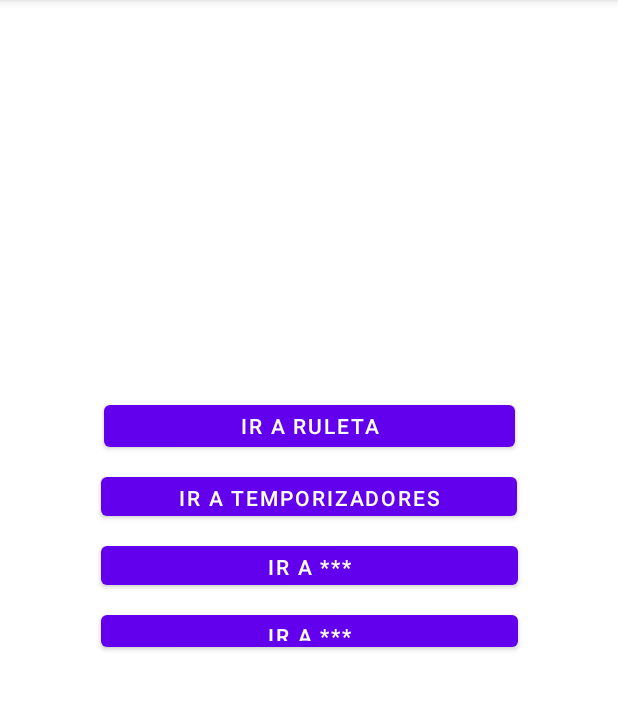
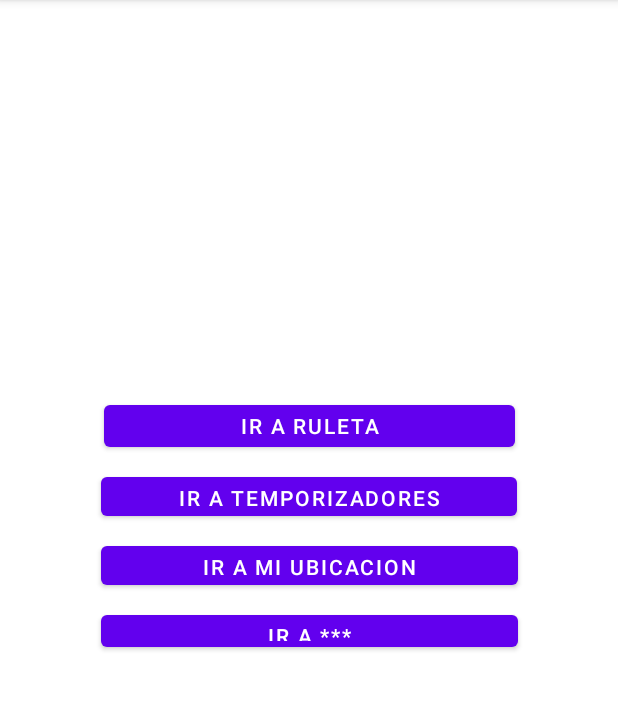
Before and after one commit to Alexandroafk/kotlin-projects-1, an Android app: the screen it shows after launch (MainActivity), on a phone screen of 412 x 824 dp, the part 84-794 px from its top. Run offline under Robolectric (Android 15) with nearby library versions, the phone set to English and light mode, and no system bars.

Commit message:
Fix se añade los permisos de ubicacion

```diff
--- a/app/src/main/AndroidManifest.xml
+++ b/app/src/main/AndroidManifest.xml
@@ -1,6 +1,10 @@
 <?xml version="1.0" encoding="utf-8"?>
 <manifest xmlns:android="http://schemas.android.com/apk/res/android"
-    xmlns:tools="http://schemas.android.com/tools">
+    xmlns:tools="http://schemas.android.com/tools"
+    package="com.wuaha.ktl_p1">
+
+    <uses-permission android:name="android.permission.ACCESS_FINE_LOCATION" />
+    <uses-permission android:name="android.permission.ACCESS_COARSE_LOCATION" />
 
     <application
         android:allowBackup="true"
--- a/app/src/main/java/com/wuaha/ktl_p1/ui/main/MainActivity.kt
+++ b/app/src/main/java/com/wuaha/ktl_p1/ui/main/MainActivity.kt
@@ -1,15 +1,16 @@
 package com.wuaha.ktl_p1.ui.main
 
 import android.Manifest
-import androidx.appcompat.app.AppCompatActivity
 import android.content.Intent
 import android.content.pm.PackageManager
 import android.net.Uri
 import android.os.Bundle
 import android.widget.Button
 import android.widget.Toast
+import androidx.appcompat.app.AppCompatActivity
 import androidx.core.app.ActivityCompat
 import com.google.android.gms.location.FusedLocationProviderClient
+import com.google.android.gms.location.LocationServices
 import com.wuaha.ktl_p1.R
 import com.wuaha.ktl_p1.ui.ruleta.RuletaActivity
 import com.wuaha.ktl_p1.ui.timer.TimerActivity
@@ -24,8 +25,11 @@ class MainActivity : AppCompatActivity() {
 
         val buttonActivity1 = findViewById<Button>(R.id.go_ruleta_button)
         val buttonActivity2 = findViewById<Button>(R.id.go_timer_button)
-        val buttonActivity3 = findViewById<Button>(R.id.buttonActivity3)
+        val buttonActivity3 = findViewById<Button>(R.id.locationTv)
         val buttonActivity4 = findViewById<Button>(R.id.buttonActivity4)
+
+
+        fusedLocationProviderClient = LocationServices.getFusedLocationProviderClient(this)
 
         buttonActivity1.setOnClickListener {
             val intent = Intent(this, RuletaActivity::class.java)
@@ -40,11 +44,6 @@ class MainActivity : AppCompatActivity() {
         buttonActivity3.setOnClickListener {
             openGoogleMaps()
         }
-
-//        buttonActivity4.setOnClickListener {
-//            val intent = Intent(this, Activity4::class.java)
-//            startActivity(intent)
-//        }
     }
 
     private fun openGoogleMaps() {
--- a/app/src/main/res/layout/activity_main.xml
+++ b/app/src/main/res/layout/activity_main.xml
@@ -28,11 +28,11 @@
         app:layout_constraintTop_toBottomOf="@+id/go_ruleta_button" />
 
     <Button
-        android:id="@+id/buttonActivity3"
+        android:id="@+id/locationTv"
         android:layout_width="278dp"
         android:layout_height="38dp"
         android:layout_marginTop="8dp"
-        android:text="Ir a ***"
+        android:text="Ir a mi ubicacion"
         app:layout_constraintEnd_toEndOf="parent"
         app:layout_constraintStart_toStartOf="parent"
         app:layout_constraintTop_toBottomOf="@+id/go_timer_button" />
@@ -45,6 +45,6 @@
         android:text="Ir a ***"
         app:layout_constraintEnd_toEndOf="parent"
         app:layout_constraintStart_toStartOf="parent"
-        app:layout_constraintTop_toBottomOf="@+id/buttonActivity3" />
+        app:layout_constraintTop_toBottomOf="@+id/locationTv" />
 
 </androidx.constraintlayout.widget.ConstraintLayout>
```
